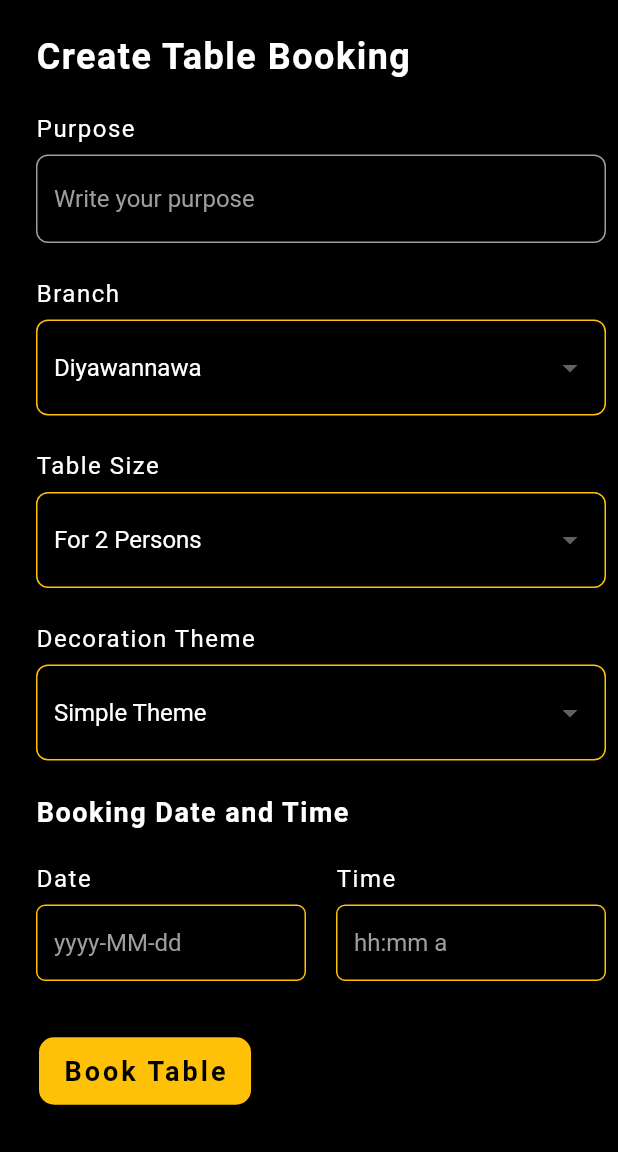
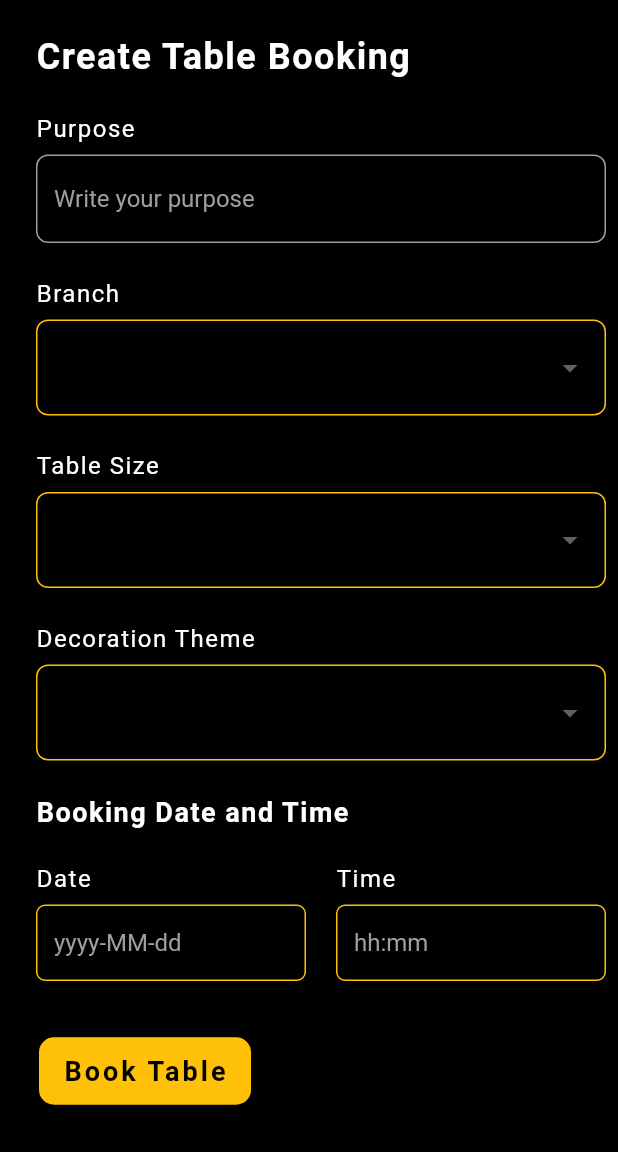
Before and after one commit to User-Experience-Design-SE3050-2021/se3050---uee-2021s2_reg_we_27, a Flutter app: the AddTableBookingScreen screen opened directly, on a phone screen of 412 x 824 dp, the part 84-1236 px from its top. Run offline on Flutter 3.47's test engine with Material 2 defaults, Android fonts, the light colour scheme and no system bars; drawn by our look-alikes of datetime_picker_formfield; our stand-ins replace cloud_firestore, firebase_core, fluttertoast; accounts and stored records are empty.

Commit message:
add validations to the customformfields and add hints to dropdownformfields the addTableBookingForm.dart.

```diff
--- a/machan_eats_application/lib/screens/tablebookingScreens/addTableBookingForm.dart
+++ b/machan_eats_application/lib/screens/tablebookingScreens/addTableBookingForm.dart
@@ -4,7 +4,7 @@ import 'package:fluttertoast/fluttertoast.dart';
 import 'package:intl/intl.dart';
 import 'package:datetime_picker_formfield/datetime_picker_formfield.dart';
 import 'package:machan_eats_application/databases/tableBookingDB/tableBookingDatabase.dart';
-import 'package:machan_eats_application/validators/validator.dart';
+// import 'package:machan_eats_application/validators/validator.dart';
 import '../../custom_form_field.dart';
 
 class AddTableBookingForm extends StatefulWidget {
@@ -45,7 +45,7 @@ class _AddTableBookingFormState extends State<AddTableBookingForm> {
   // final TextEditingController _timeController = TextEditingController();
 
   String getPurpose = "";
-  String getBranch = "";
+  String getBranch="";
   String getTableSize = "";
   String getDecorationTheme = "";
   String getDate = "";
@@ -93,9 +93,9 @@ class _AddTableBookingFormState extends State<AddTableBookingForm> {
                       keyboardType: TextInputType.text,
                       inputAction: TextInputAction.next,
                       validator: (value) {
-                        Validator.validateField(
-                            value: value
-                        );
+                        if(value.isEmpty){
+                          return 'Purpose cannot be empty.';
+                        }
                         getPurpose = value;
                       },
                       label: 'Purpose',
@@ -119,11 +119,12 @@ class _AddTableBookingFormState extends State<AddTableBookingForm> {
                       ),
                       dropdownColor: Colors.black,
                       decoration: InputDecoration(
+                        hintText: 'Select a branch',
                         fillColor: Colors.black,
                         filled: true,
                         labelStyle: TextStyle(color: Colors.yellowAccent),
                         hintStyle: const TextStyle(
-                            color: Colors.white
+                            color: Colors.grey
                         ),
                         errorStyle: const TextStyle(
                           color: Colors.redAccent,
@@ -160,7 +161,7 @@ class _AddTableBookingFormState extends State<AddTableBookingForm> {
                       onChanged: (value) {
                         setState(() => getBranch = value.toString());
                       },
-                      value: getBranch.isEmpty ? 'Diyawannawa' : getBranch,
+                      // value: getBranch.isEmpty ? 'Diyawannawa' : getBranch,
                       validator: (value) {
                             if(value == null || value.toString().isEmpty){
                               return 'This source can not be empty.';
@@ -192,11 +193,12 @@ class _AddTableBookingFormState extends State<AddTableBookingForm> {
                       ),
                       dropdownColor: Colors.black,
                       decoration: InputDecoration(
+                        hintText: 'Select a table size',
                         fillColor: Colors.black,
                         filled: true,
                         labelStyle: TextStyle(color: Colors.yellowAccent),
                         hintStyle: const TextStyle(
-                            color: Colors.white
+                            color: Colors.grey
                         ),
                         errorStyle: const TextStyle(
                           color: Colors.redAccent,
@@ -233,7 +235,7 @@ class _AddTableBookingFormState extends State<AddTableBookingForm> {
                       onChanged: (value) {
                         setState(() => getTableSize = value.toString());
                       },
-                      value: getTableSize.isEmpty ? '2' : getTableSize,
+                      // value: getTableSize.isEmpty ? '2' : getTableSize,
                       validator: (value) {
                         if(value == null || value.toString().isEmpty){
                           return 'This source can not be empty.';
@@ -265,11 +267,12 @@ class _AddTableBookingFormState extends State<AddTableBookingForm> {
                       ),
                       dropdownColor: Colors.black,
                       decoration: InputDecoration(
+                        hintText: 'Select a decoration theme',
                         fillColor: Colors.black,
                         filled: true,
                         labelStyle: TextStyle(color: Colors.yellowAccent),
                         hintStyle: const TextStyle(
-                            color: Colors.white
+                            color: Colors.grey
                         ),
                         errorStyle: const TextStyle(
                           color: Colors.redAccent,
@@ -306,7 +309,7 @@ class _AddTableBookingFormState extends State<AddTableBookingForm> {
                       onChanged: (value) {
                         setState(() => getDecorationTheme = value.toString());
                       },
-                      value: getDecorationTheme.isEmpty ? 'Simple' : getDecorationTheme,
+                      // value: getDecorationTheme.isEmpty ? 'Simple' : getDecorationTheme,
                       validator: (value) {
                         if(value == null || value.toString().isEmpty){
                           return 'This source can not be empty.';
@@ -469,7 +472,7 @@ class _AddTableBookingFormState extends State<AddTableBookingForm> {
                                         labelStyle: TextStyle(color: Colors.yellowAccent),
                                         suffixIcon: const Icon(Icons.calendar_today),
                                         isDense: true,
-                                        hintText: "hh:mm a",
+                                        hintText: "hh:mm",
                                         hintStyle: const TextStyle(
                                             color: Colors.grey
                                         ),
```
